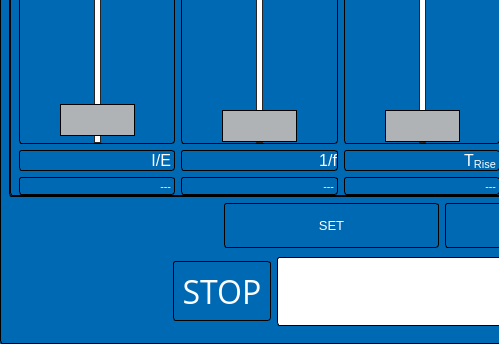
Qt form TOSV-GUI.ui (trinamic/TOSV-UserInterface) before a commit; both pictures show x 0 to 499 and y 91 to 435 of the 893 by 435 pixel window.
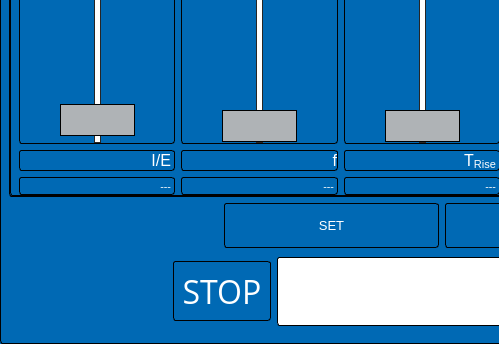
The same form after that commit. The open tabs and pages were chosen to show the change. Icons and pictures are not drawn. Custom widgets are drawn as their Qt base class.

Commit message: Bug fix: Setting wrong time parameter on board.

What changed in the file:
```diff
--- a/TOSV-GUI.ui
+++ b/TOSV-GUI.ui
@@ -680,7 +680,7 @@
              <item>
               <widget class="QLabel" name="label_2">
                <property name="text">
-                <string>&lt;html&gt;&lt;head/&gt;&lt;body&gt;&lt;p align=&quot;right&quot;&gt;&lt;span style=&quot; font-size:12pt;&quot;&gt;1/f&lt;/span&gt;&lt;span style=&quot; font-size:12pt; vertical-align:sub;&quot;/&gt;&lt;/p&gt;&lt;/body&gt;&lt;/html&gt;</string>
+                <string>&lt;html&gt;&lt;head/&gt;&lt;body&gt;&lt;p align=&quot;right&quot;&gt;&lt;span style=&quot; font-size:12pt;&quot;&gt;f&lt;/span&gt;&lt;/p&gt;&lt;/body&gt;&lt;/html&gt;</string>
                </property>
               </widget>
              </item>
```
Left out of the diff: 4 changed lines with no effect on the pictures. The commit also changes 1 other file.
